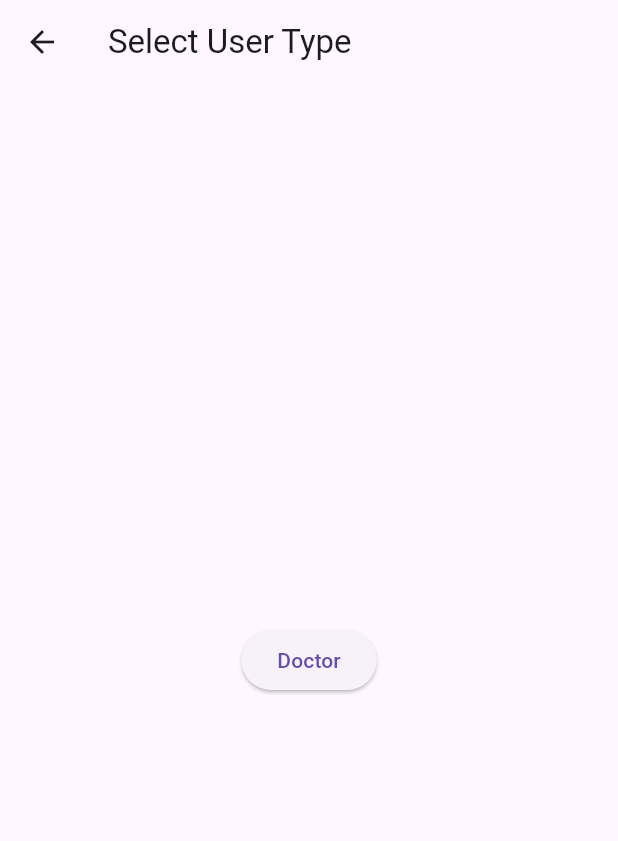
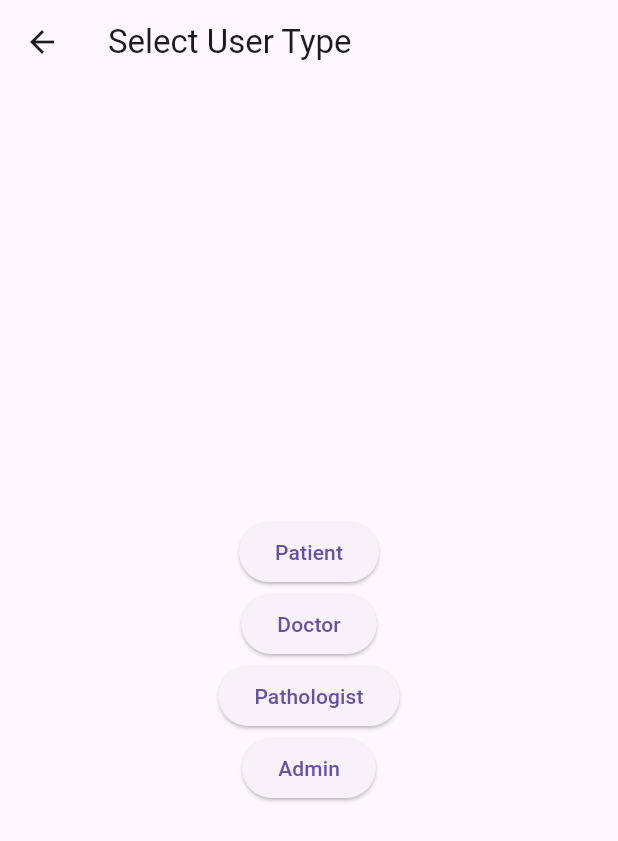
Before and after one commit to mahmud-faisal/MAD-Project, a Flutter app: the screen it shows after launch, on a phone screen of 412 x 824 dp. Shown: the top 841 px of the screen. Run offline on Flutter 3.47's test engine with Material 3 defaults, Android fonts, the phone set to English and light mode, and no system bars; our stand-ins replace firebase_auth, firebase_core, image_picker; accounts and stored records are empty.

Commit message:
Selection added

```diff
--- a/lib/presentation/screens/general/selection.dart
+++ b/lib/presentation/screens/general/selection.dart
@@ -13,8 +13,20 @@ class SelectionScreen extends StatelessWidget {
           mainAxisAlignment: MainAxisAlignment.center,
           children: [
             ElevatedButton(
+              onPressed: () => _navigateToLogin(context, 'Patient'),
+              child: Text('Patient'),
+            ),
+            ElevatedButton(
               onPressed: () => _navigateToLogin(context, 'Doctor'),
               child: Text('Doctor'),
+            ),
+            ElevatedButton(
+              onPressed: () => _navigateToLogin(context, 'Pathologist'),
+              child: Text('Pathologist'),
+            ),
+            ElevatedButton(
+              onPressed: () => _navigateToLogin(context, 'Admin'),
+              child: Text('Admin'),
             ),
             // Add other user type buttons similarly...
           ],
```
